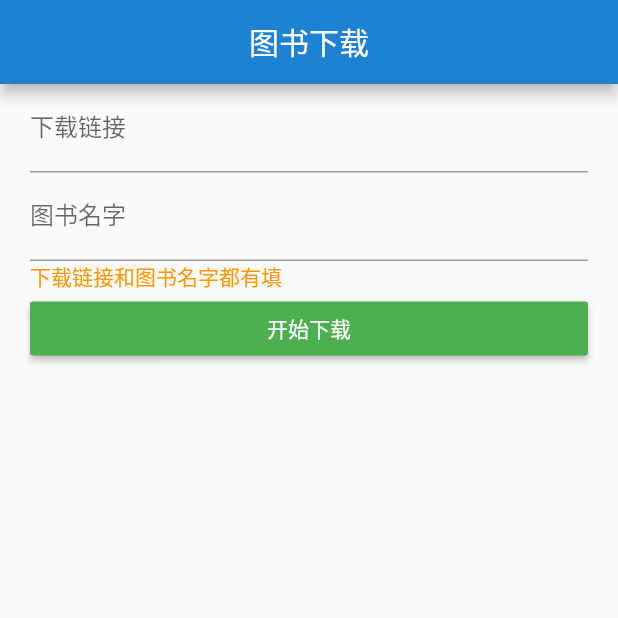
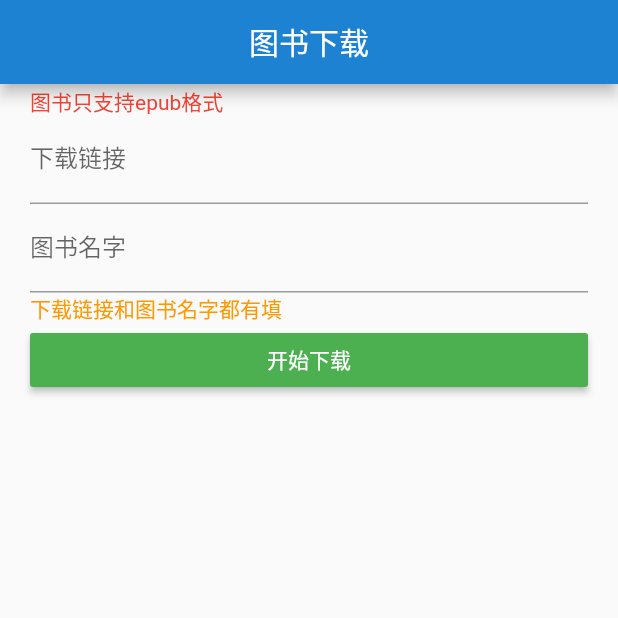
Before and after one commit to j787701730/provider_demo, a Flutter app: the BookDownload screen opened directly, on a phone screen of 412 x 824 dp, the top half of it. Run offline on Flutter 3.47's test engine with Material 2 defaults, Android fonts, the phone set to English and light mode, and no system bars; our stand-ins replace convert, dio, flutter_html, flutter_screenutil, reorderables, shared_preferences and 1 more; missing offline and left inert: epub; accounts and stored records are empty.

Commit message:
下载页修改

```diff
--- a/lib/book_download.dart
+++ b/lib/book_download.dart
@@ -134,6 +134,10 @@ class _BookDownloadState extends State<BookDownload> {
           child: ListView(
             padding: EdgeInsets.only(left: 20, right: 20),
             children: <Widget>[
+              Text(
+                '图书只支持epub格式',
+                style: TextStyle(height: 1.5, color: Colors.red),
+              ),
               TextField(
                 focusNode: _focusNode,
                 decoration: InputDecoration(labelText: '下载链接'),
```
